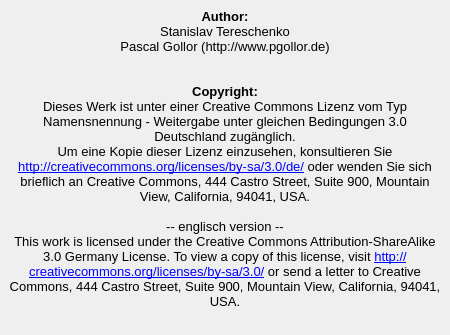
pgollor/pyGUI, file license.ui: the form before one commit.
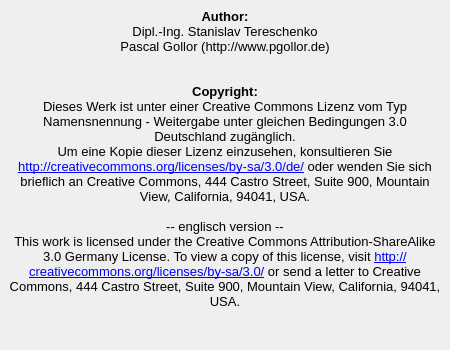
The form after the commit.

Patch:
```diff
--- a/license.ui
+++ b/license.ui
@@ -7,7 +7,7 @@
     <x>0</x>
     <y>0</y>
     <width>450</width>
-    <height>335</height>
+    <height>350</height>
    </rect>
   </property>
   <property name="sizePolicy">
@@ -86,7 +86,7 @@
 p, li { white-space: pre-wrap; }
 &lt;/style&gt;&lt;/head&gt;&lt;body style=&quot; font-family:'MS Shell Dlg 2'; font-size:8.25pt; font-weight:400; font-style:normal;&quot;&gt;
 &lt;p align=&quot;center&quot; style=&quot; margin-top:0px; margin-bottom:0px; margin-left:0px; margin-right:0px; -qt-block-indent:0; text-indent:0px;&quot;&gt;&lt;span style=&quot; font-size:10pt; font-weight:600;&quot;&gt;Author:&lt;/span&gt;&lt;/p&gt;
-&lt;p align=&quot;center&quot; style=&quot; margin-top:0px; margin-bottom:0px; margin-left:0px; margin-right:0px; -qt-block-indent:0; text-indent:0px; -qt-user-state:2;&quot;&gt;&lt;span style=&quot; font-size:10pt;&quot;&gt;Stanislav Tereschenko&lt;/span&gt;&lt;/p&gt;
+&lt;p align=&quot;center&quot; style=&quot; margin-top:0px; margin-bottom:0px; margin-left:0px; margin-right:0px; -qt-block-indent:0; text-indent:0px; -qt-user-state:2;&quot;&gt;&lt;span style=&quot; font-size:10pt;&quot;&gt;Dipl.-Ing. Stanislav Tereschenko&lt;/span&gt;&lt;/p&gt;
 &lt;p align=&quot;center&quot; style=&quot; margin-top:0px; margin-bottom:0px; margin-left:0px; margin-right:0px; -qt-block-indent:0; text-indent:0px; -qt-user-state:2;&quot;&gt;&lt;span style=&quot; font-size:10pt;&quot;&gt;Pascal Gollor (http://www.pgollor.de)&lt;/span&gt;&lt;/p&gt;
 &lt;p align=&quot;center&quot; style=&quot;-qt-paragraph-type:empty; margin-top:0px; margin-bottom:0px; margin-left:0px; margin-right:0px; -qt-block-indent:0; text-indent:0px; font-size:10pt;&quot;&gt;&lt;br /&gt;&lt;/p&gt;
 &lt;p align=&quot;center&quot; style=&quot;-qt-paragraph-type:empty; margin-top:0px; margin-bottom:0px; margin-left:0px; margin-right:0px; -qt-block-indent:0; text-indent:0px; font-size:10pt;&quot;&gt;&lt;br /&gt;&lt;/p&gt;
```
Left out of the diff: 2 changed lines with no effect on the pictures.
